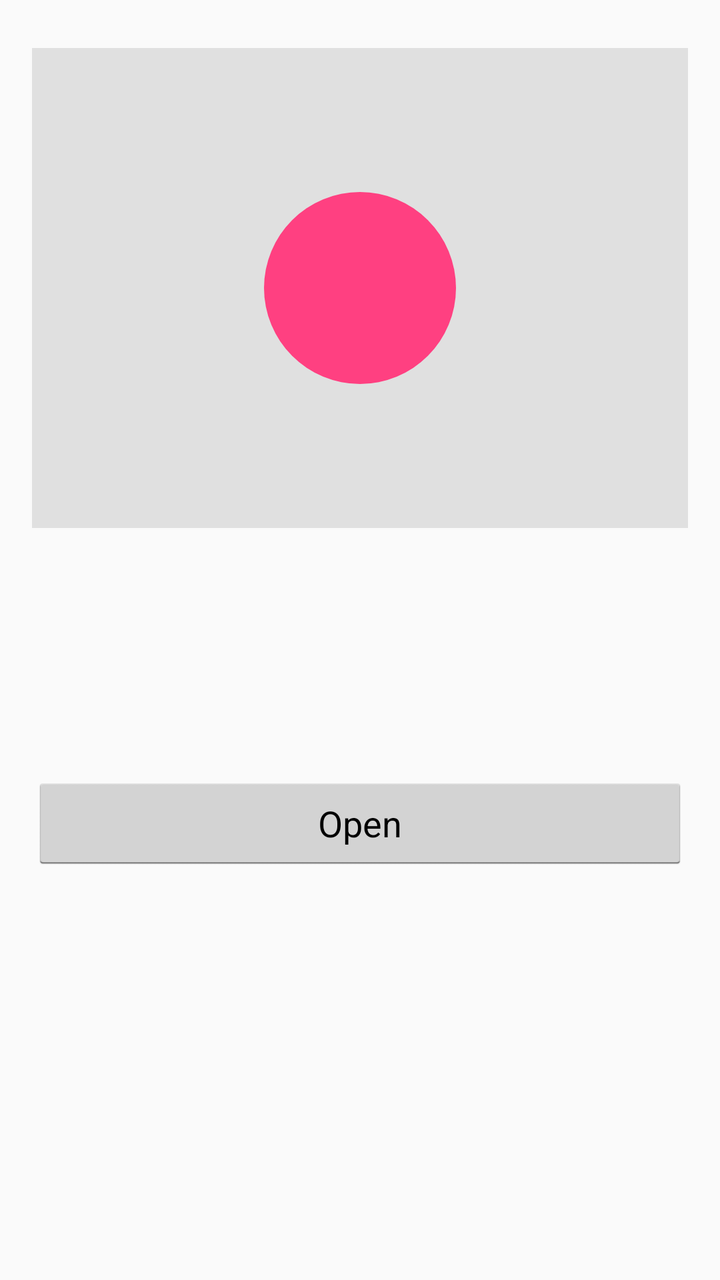
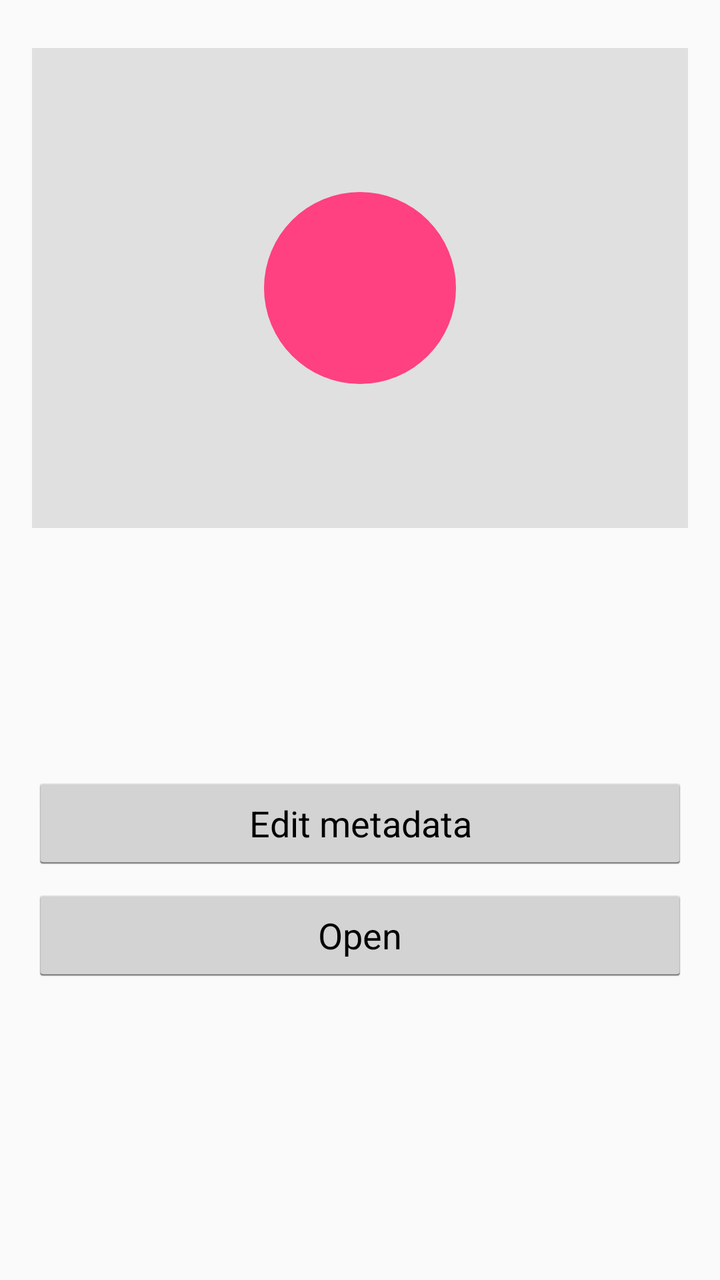

Compare the two renders of this Android layout. The source of the first and the diff that turns it into the second are given below.
<!-- AndroidManifest.xml: application theme AppTheme -->
<!-- res/layout/activity_detail.xml -->
<?xml version="1.0" encoding="utf-8"?>
<ScrollView xmlns:android="http://schemas.android.com/apk/res/android"
    android:layout_width="match_parent"
    android:layout_height="match_parent">

    <LinearLayout
        android:layout_width="match_parent"
        android:layout_height="wrap_content"
        android:orientation="vertical"
        android:padding="16dp">

        
        <FrameLayout
            android:layout_width="match_parent"
            android:layout_height="240dp"
            android:layout_marginTop="8dp"
            android:background="@color/cover_bg">

            <TextView
                android:id="@+id/detail_initial"
                android:layout_width="96dp"
                android:layout_height="96dp"
                android:layout_gravity="center"
                android:gravity="center"
                android:textColor="@color/white"
                android:background="@drawable/bg_circle"
                android:textSize="40sp"
                android:textStyle="bold" />

            <ImageView
                android:id="@+id/detail_cover"
                android:layout_width="match_parent"
                android:layout_height="match_parent"
                android:scaleType="fitCenter"
                android:contentDescription="Cover" />
        </FrameLayout>

        <TextView
            android:id="@+id/detail_title"
            android:layout_width="match_parent"
            android:layout_height="wrap_content"
            android:textSize="22sp"
            android:textStyle="bold"
            android:textColor="#202020" />

        <TextView
            android:id="@+id/detail_author"
            android:layout_width="match_parent"
            android:layout_height="wrap_content"
            android:textSize="15sp"
            android:textColor="#606060"
            android:layout_marginTop="4dp" />

        <TextView
            android:id="@+id/detail_file"
            android:layout_width="match_parent"
            android:layout_height="wrap_content"
            android:textSize="12sp"
            android:textColor="#909090"
            android:layout_marginTop="4dp" />

        <TextView
            android:id="@+id/detail_other"
            android:layout_width="match_parent"
            android:layout_height="wrap_content"
            android:textSize="13sp"
            android:textColor="#707070"
            android:layout_marginTop="8dp" />

        
        <Button
            android:id="@+id/btn_open"
            android:layout_width="match_parent"
            android:layout_height="wrap_content"
            android:text="@string/open"
            android:layout_marginTop="24dp" />
    </LinearLayout>
</ScrollView>
<!-- resources referenced by this layout -->
<resources>
  <color name="cover_bg">#E0E0E0</color>
  <color name="white">#FFFFFF</color>
  <!-- drawable bg_circle (drawable) -->
  <?xml version="1.0" encoding="utf-8"?>
  <shape xmlns:android="http://schemas.android.com/apk/res/android"
      android:shape="oval">
      <solid android:color="@color/colorAccent" />
  </shape>
  <string name="open">Open</string>
  <style name="AppTheme" parent="android:Theme.Holo.Light">
          <item name="android:windowBackground">@color/windowBackground</item>
      </style>
  <color name="colorAccent">#FF4081</color>
  <color name="windowBackground">#FAFAFA</color>
</resources>

<!-- the commit's change to res/layout/activity_detail.xml (unified diff, before → after) -->
@@ -69,10 +69,17 @@
 
         
         <Button
+            android:id="@+id/btn_edit_meta"
+            android:layout_width="match_parent"
+            android:layout_height="wrap_content"
+            android:text="@string/edit_meta"
+            android:layout_marginTop="24dp" />
+
+        <Button
             android:id="@+id/btn_open"
             android:layout_width="match_parent"
             android:layout_height="wrap_content"
             android:text="@string/open"
-            android:layout_marginTop="24dp" />
+            android:layout_marginTop="8dp" />
     </LinearLayout>
 </ScrollView>
<!-- resource entries referenced after the edit -->
@@ -8,6 +8,7 @@
       android:shape="oval">
       <solid android:color="@color/colorAccent" />
   </shape>
+  <string name="edit_meta">Edit metadata</string>
   <string name="open">Open</string>
   <style name="AppTheme" parent="android:Theme.Holo.Light">
           <item name="android:windowBackground">@color/windowBackground</item>
